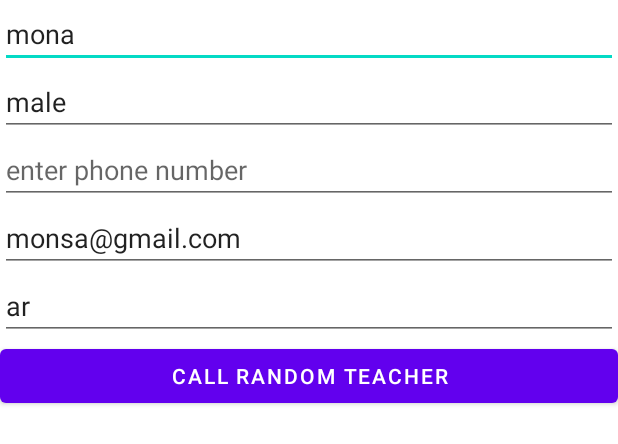
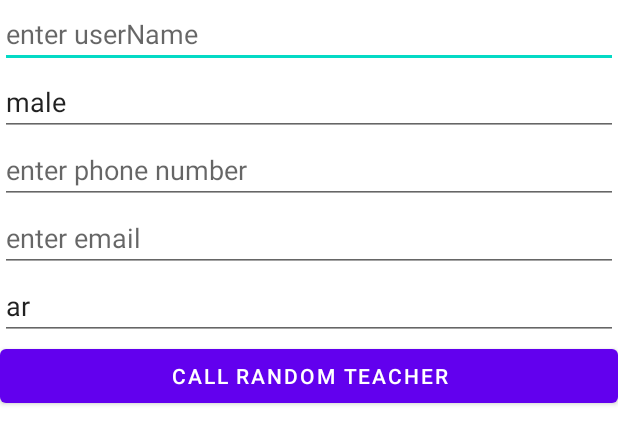
Before and after one commit to MonaAsal/moddakir-sdk, an Android app built with Jetpack Compose: the layout activity_nusuk_test.xml on its own in the app's theme, with its tools: preview values and no code run, on a phone screen of 412 x 824 dp. Shown: the top 444 px of the screen. Run offline under Robolectric (Android 15) with nearby library versions, the phone set to English and light mode, and no system bars.

Commit message:
solve issue of localization

```diff
--- a/app/build.gradle
+++ b/app/build.gradle
@@ -64,9 +64,7 @@ dependencies {
     androidTestImplementation "androidx.compose.ui:ui-test-junit4:$compose_version"
     debugImplementation "androidx.compose.ui:ui-tooling:$compose_version"
 
-   implementation project(':random-call')
-   // implementation 'com.github.MonaAsal:moddakir-sdk:1.0'
-
-    //implementation 'com.github.MonaAsal:nusuk-sdk:1.9'
+   //implementation project(':random-call')
+    implementation 'com.github.MonaAsal:moddakir-sdk:1.2'
 
 }
--- a/app/src/main/res/layout/activity_nusuk_test.xml
+++ b/app/src/main/res/layout/activity_nusuk_test.xml
@@ -11,7 +11,6 @@
     <EditText
         android:layout_width="match_parent"
         android:id="@+id/name"
-        android:text="mona"
         android:hint="enter userName"
         android:layout_height="wrap_content"/>
     <EditText
@@ -28,7 +27,6 @@
     <EditText
         android:layout_width="match_parent"
         android:id="@+id/email"
-        android:text="monsa@gmail.com"
         android:hint="enter email"
         android:layout_height="wrap_content"/>
     <EditText
```
